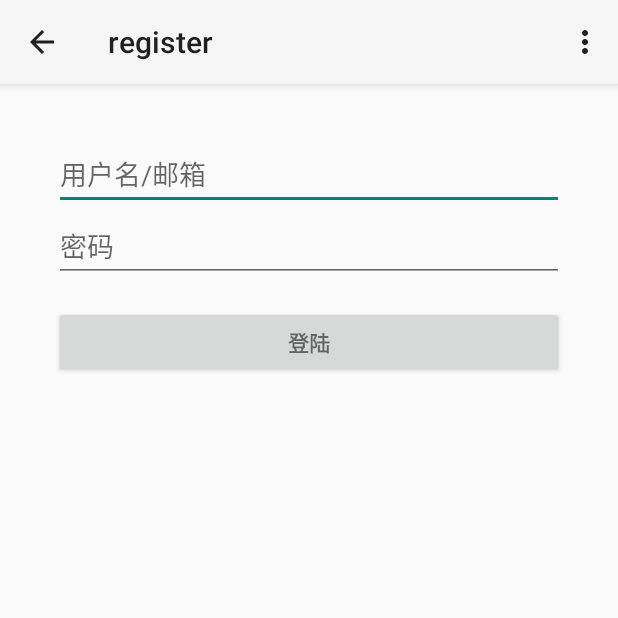
After one commit to soarpatriot/dream-android, an Android app: the RegisterActivity screen opened directly, with no data from a screen before it, on a phone screen of 412 x 824 dp, the top half of it. The commit adds this screen. Run offline under Robolectric (Android 15) with nearby library versions, the phone set to English and light mode, and no system bars.

Commit message:
add login and register activity

```diff
--- a/app/build.gradle
+++ b/app/build.gradle
@@ -21,5 +21,7 @@ android {
 
 dependencies {
     compile fileTree(dir: 'libs', include: ['*.jar'])
+    //compile 'com.google.android.gms:play-services:6.1.71'
     compile 'com.android.support:appcompat-v7:21.0.3'
+    compile 'com.google.android.gms:play-services:6.5.87'
 }
--- /dev/null
+++ b/app/src/main/java/me/yuxian/city/RegisterActivity.java
@@ -0,0 +1,39 @@
+package me.yuxian.city;
+
+import android.support.v7.app.ActionBarActivity;
+import android.os.Bundle;
+import android.view.Menu;
+import android.view.MenuItem;
+
+
+public class RegisterActivity extends ActionBarActivity {
+
+    @Override
+    protected void onCreate(Bundle savedInstanceState) {
+        super.onCreate(savedInstanceState);
+        setContentView(R.layout.activity_register);
+    }
+
+
+    @Override
+    public boolean onCreateOptionsMenu(Menu menu) {
+        // Inflate the menu; this adds items to the action bar if it is present.
+        getMenuInflater().inflate(R.menu.menu_register, menu);
+        return true;
+    }
+
+    @Override
+    public boolean onOptionsItemSelected(MenuItem item) {
+        // Handle action bar item clicks here. The action bar will
+        // automatically handle clicks on the Home/Up button, so long
+        // as you specify a parent activity in AndroidManifest.xml.
+        int id = item.getItemId();
+
+        //noinspection SimplifiableIfStatement
+        if (id == R.id.action_settings) {
+            return true;
+        }
+
+        return super.onOptionsItemSelected(item);
+    }
+}
--- a/app/src/main/java/me/yuxian/city/fragments/InformationFragment.java
+++ b/app/src/main/java/me/yuxian/city/fragments/InformationFragment.java
@@ -1,5 +1,6 @@
 package me.yuxian.city.fragments;
 
+import android.graphics.Color;
 import android.os.Bundle;
 import android.os.Handler;
 import android.support.v4.app.Fragment;
@@ -75,8 +76,7 @@ public class InformationFragment extends Fragment implements SwipeRefreshLayout.
 
 
         mSwipeLayout.setOnRefreshListener(this);
-        mSwipeLayout.setColorScheme(android.R.color.holo_blue_bright, android.R.color.holo_green_light,
-                android.R.color.holo_orange_light, android.R.color.holo_red_light);
+        mSwipeLayout.setColorSchemeColors(Color.RED, Color.GREEN, Color.BLUE, Color.CYAN);
         mAdapter = new ArrayAdapter<String>(this.getActivity(), android.R.layout.simple_list_item_1, mDatas);
         mListView.setAdapter(mAdapter);
 
--- /dev/null
+++ b/app/src/main/res/layout/activity_register.xml
@@ -0,0 +1,45 @@
+<RelativeLayout xmlns:android="http://schemas.android.com/apk/res/android"
+    xmlns:tools="http://schemas.android.com/tools" android:layout_width="match_parent"
+    android:layout_height="match_parent" android:paddingLeft="@dimen/activity_horizontal_margin"
+    android:paddingRight="@dimen/activity_horizontal_margin"
+    android:paddingTop="@dimen/activity_vertical_margin"
+    android:paddingBottom="@dimen/activity_vertical_margin" tools:context="me.yuxian.city.RegisterActivity">
+
+    <ScrollView android:id="@+id/register_form"
+
+        android:layout_width="match_parent"
+        android:layout_height="match_parent">
+
+
+
+        <LinearLayout android:id="@+id/email_login_form"
+            android:padding="20dp"
+            android:layout_width="match_parent"
+            android:layout_height="wrap_content"
+            android:orientation="vertical">
+
+            <EditText
+                android:id="@+id/email"
+                android:layout_width="fill_parent"
+                android:layout_height="wrap_content"
+                android:hint="@string/prompt_email"
+                android:inputType="textEmailAddress"
+                android:singleLine="true"/>
+
+
+            <EditText android:id="@+id/password" android:layout_width="match_parent"
+                android:layout_height="wrap_content" android:hint="@string/prompt_password"
+                android:imeActionId="@+id/login"
+                android:imeActionLabel="@string/action_sign_in_short"
+                android:imeOptions="actionUnspecified" android:inputType="textPassword"
+                android:maxLines="1" android:singleLine="true" />
+
+            <Button android:id="@+id/register_button" style="?android:textAppearanceSmall"
+                android:layout_width="match_parent" android:layout_height="wrap_content"
+                android:layout_marginTop="16dp" android:text="@string/action_sign_in_short"
+                android:textStyle="bold" />
+
+        </LinearLayout>
+
+    </ScrollView>
+</RelativeLayout>
--- a/app/src/main/res/layout/fragment_main.xml
+++ b/app/src/main/res/layout/fragment_main.xml
@@ -14,7 +14,8 @@
         <ListView
             android:id="@+id/id_listview"
             android:layout_width="match_parent"
-            android:layout_height="match_parent" >
+            android:layout_height="match_parent"
+            android:padding="16dp" >
         </ListView>
     </android.support.v4.widget.SwipeRefreshLayout>
 
--- /dev/null
+++ b/app/src/main/res/menu/menu_login.xml
@@ -0,0 +1,5 @@
+<menu xmlns:android="http://schemas.android.com/apk/res/android"
+    xmlns:app="http://schemas.android.com/apk/res-auto"
+    xmlns:tools="http://schemas.android.com/tools" tools:context="me.yuxian.city.LoginActivity">
+
+</menu>
--- /dev/null
+++ b/app/src/main/res/menu/menu_register.xml
@@ -0,0 +1,6 @@
+<menu xmlns:android="http://schemas.android.com/apk/res/android"
+    xmlns:app="http://schemas.android.com/apk/res-auto"
+    xmlns:tools="http://schemas.android.com/tools" tools:context="me.yuxian.city.RegisterActivity">
+    <item android:id="@+id/action_settings" android:title="@string/action_settings"
+        android:orderInCategory="100" app:showAsAction="never" />
+</menu>
--- a/app/src/main/res/values/strings.xml
+++ b/app/src/main/res/values/strings.xml
@@ -11,4 +11,6 @@
     <string name="action_login">登陆</string>
     <string name="action_register">注册</string>
     <string name="action_settings">个人设置</string>
+    <string name="title_activity_login">登陆</string>
+    <string name="title_activity_register">register</string>
 </resources>
--- /dev/null
+++ b/app/src/main/res/values/strings_activity_login.xml
@@ -0,0 +1,15 @@
+<resources>
+
+
+    <!-- Strings related to login -->
+    <string name="prompt_email">用户名/邮箱</string>
+    <string name="prompt_password">密码</string>
+    <string name="action_sign_in">Sign in or register</string>
+    <string name="action_sign_in_short">登陆</string>
+    <string name="plus_sign_out">Switch Google+ account</string>
+    <string name="plus_disconnect">Disconnect from Google+</string>
+    <string name="error_invalid_email">This email address is invalid</string>
+    <string name="error_invalid_password">This password is too short</string>
+    <string name="error_incorrect_password">This password is incorrect</string>
+    <string name="error_field_required">This field is required</string>
+</resources>
--- a/app/src/main/res/values/styles.xml
+++ b/app/src/main/res/values/styles.xml
@@ -1,8 +1,14 @@
 <resources>
 
-    <!-- Base application theme. -->
-    <style name="AppTheme" parent="Theme.AppCompat.Light">
-        <!-- Customize your theme here. -->
+    <style name="AppBaseTheme" parent="Theme.AppCompat.Light" />
+
+    <style name="AppTheme" parent="AppBaseTheme">
+        <item name="actionOverflowMenuStyle">@style/OverflowMenu</item>
     </style>
 
+    <style name="OverflowMenu" parent="Widget.AppCompat.PopupMenu.Overflow">
+        <!-- Required for pre-Lollipop. -->
+        <item name="overlapAnchor">false</item>
+
+    </style>
 </resources>
```
Also changed, not shown: app/src/main/AndroidManifest.xml (+32 -0 lines), app/src/main/java/me/yuxian/city/LoginActivity.java (added, +49 -0 lines), app/src/main/java/me/yuxian/city/MainActivity.java (+31 -26 lines), app/src/main/res/layout/activity_login.xml (added, +51 -0 lines), app/src/main/res/layout/test_login.xml (added, +45 -0 lines), 1 other file.
